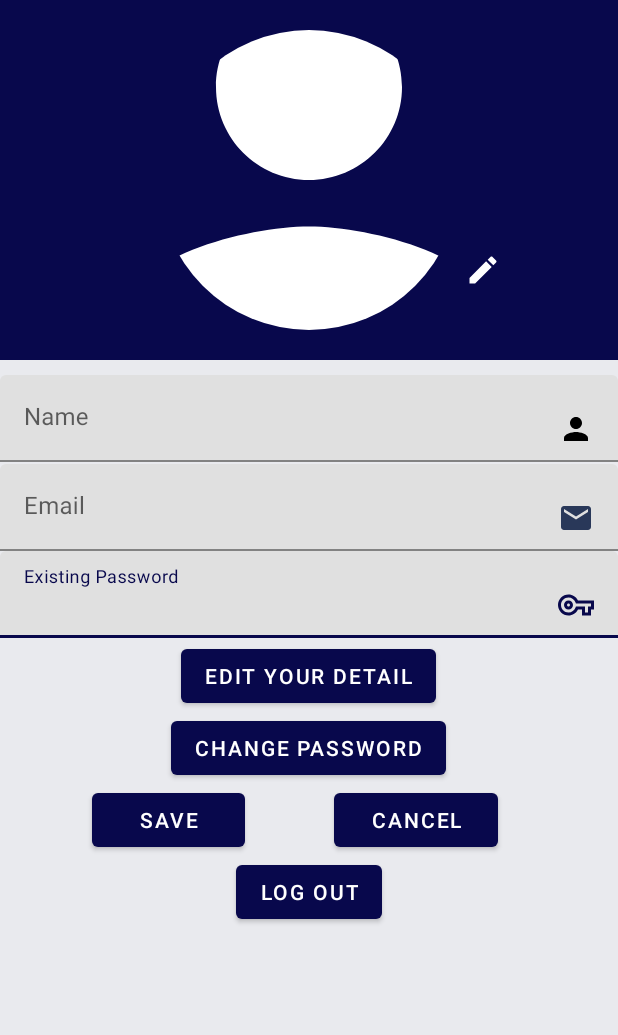
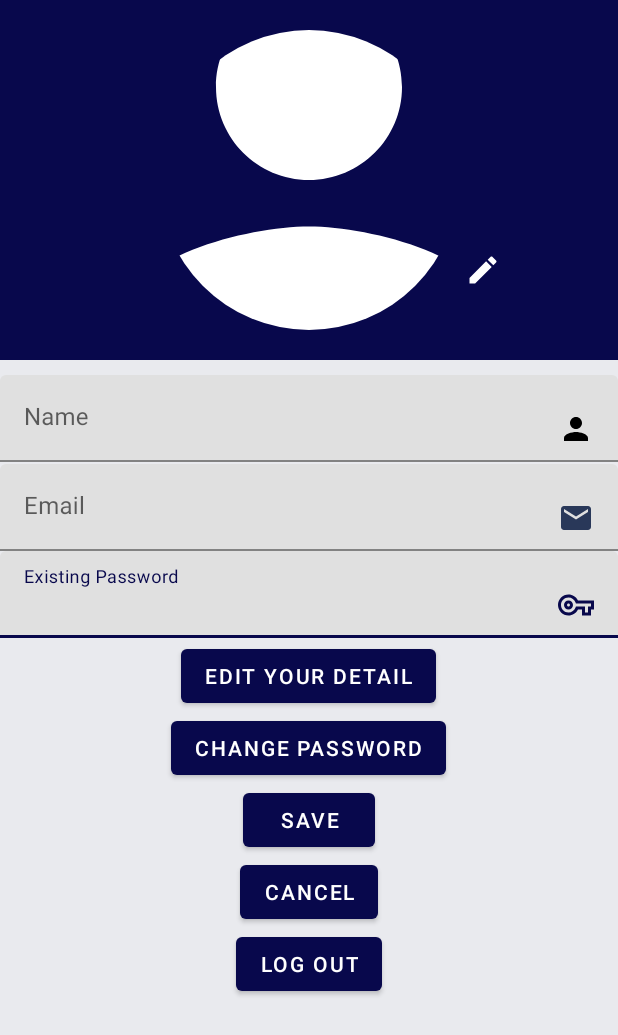
Before and after one commit to ChaudhryAyaz/paperMakingApp, an Android app: the layout fragment_user_profile.xml on its own in the app's theme, with its tools: preview values and no code run, on a phone screen of 412 x 824 dp. Shown: the top 1035 px of the screen. Run offline under Robolectric (Android 15) with nearby library versions, the phone set to English and light mode, and no system bars.

Commit message:
First commit

```diff
--- a/app/src/main/res/layout/fragment_user_profile.xml
+++ b/app/src/main/res/layout/fragment_user_profile.xml
@@ -96,15 +96,15 @@
                 android:hint="Email"
                 style="@style/ThemeOverlay.Material3.TextInputEditText.OutlinedBox"
                 >
-            <com.google.android.material.textfield.TextInputEditText
-                android:id="@+id/txtemail"
-                android:enabled="false"
-                android:textColor="@color/black"
-                android:drawableEnd="@drawable/ic_email_24dp"
-                android:layout_width="match_parent"
-                android:layout_height="wrap_content"
-                tools:ignore="Deprecated">
-            </com.google.android.material.textfield.TextInputEditText>
+
+                <com.google.android.material.textfield.TextInputEditText
+                    android:id="@+id/txtemail"
+                    android:layout_width="match_parent"
+                    android:layout_height="wrap_content"
+                    android:drawableEnd="@drawable/ic_email_24dp"
+                    android:enabled="false"
+                    android:textColor="@color/black"
+                    tools:ignore="Deprecated"></com.google.android.material.textfield.TextInputEditText>
 
             </com.google.android.material.textfield.TextInputLayout>
 
@@ -175,27 +175,26 @@
                     android:layout_width="wrap_content"
                     android:layout_height="wrap_content"
 
-                    android:text="Change Password">
+                    android:text="Change Password"
+                    tools:ignore="TextSizeCheck,TextSizeCheck">
 
                 </Button>
 
 
             </LinearLayout>
 
-            <RelativeLayout
+            <LinearLayout
+                android:layout_gravity="center"
+                android:gravity="center"
                 android:layout_width="match_parent"
                 android:layout_height="wrap_content"
-                android:orientation="horizontal">
+                android:orientation="vertical">
 
                 <com.google.android.material.button.MaterialButton
                     android:id="@+id/btnsave"
-                    android:layout_width="102dp"
-                    android:layout_height="match_parent"
-                    android:layout_marginEnd="59dp"
-                    android:layout_toStartOf="@+id/btncancel"
-                    android:gravity="center"
+                    android:layout_width="wrap_content"
+                    android:layout_height="wrap_content"
                     android:text="Save"
-
                     android:visibility="gone"
                     tools:visibility="visible">
 
@@ -203,19 +202,17 @@
 
                 <Button
                     android:id="@+id/btncancel"
-                    android:layout_width="109dp"
-                    android:layout_height="match_parent"
-                    android:layout_alignParentRight="true"
-                    android:layout_marginRight="80dp"
+                    android:layout_height="wrap_content"
+                    android:layout_width="wrap_content"
                     android:text="Cancel"
                     android:visibility="gone"
-                    tools:visibility="visible">
+                    tools:visibility="visible"
+                    >
 
                 </Button>
-            </RelativeLayout>
+            </LinearLayout>
 
             <Button
-
                 android:id="@+id/btnlogout"
                 android:layout_width="wrap_content"
                 android:layout_height="wrap_content"
```
